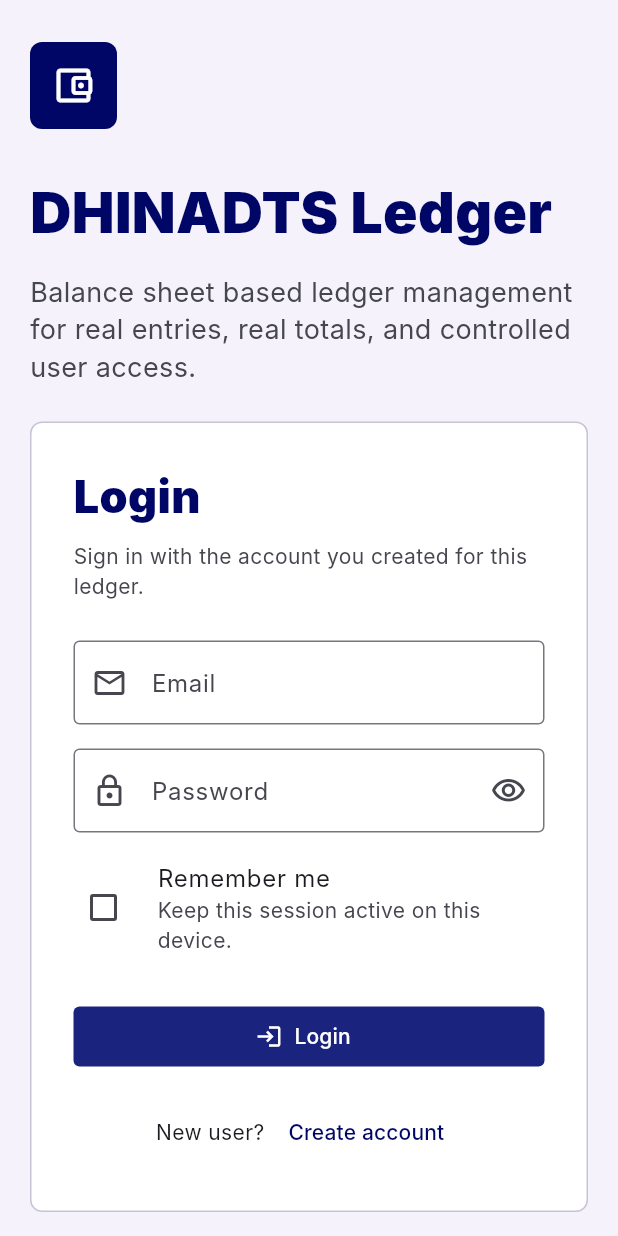
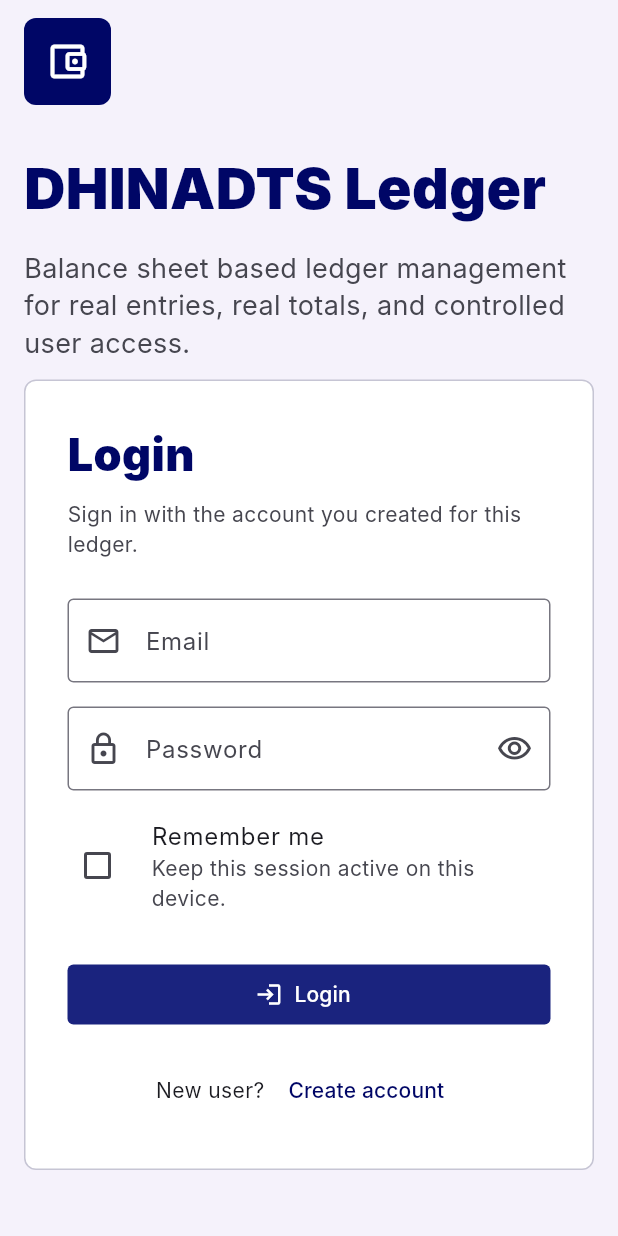
Before and after one commit to dhinadts/products, a Flutter app: the screen it shows after launch, on a phone screen of 412 x 824 dp. Run offline on Flutter 3.47's test engine with Material 3 defaults, Android fonts, the phone set to English and light mode, and no system bars; our stand-ins replace equatable, fl_chart, flutter_bloc, go_router, shared_preferences; missing offline and left inert: dart:html; Roboto replaces fonts that are missing (Inter).

Commit message:
Seconsd increased

```diff
--- a/Ledger/frontend/lib/pages/login_screen.dart
+++ b/Ledger/frontend/lib/pages/login_screen.dart
@@ -280,28 +280,48 @@ class _AuthScaffold extends StatelessWidget {
   Widget build(BuildContext context) {
     final isDark = Theme.of(context).brightness == Brightness.dark;
     final primary = Theme.of(context).colorScheme.primary;
-    final width = MediaQuery.sizeOf(context).width;
-    final compact = width < 840;
+    final size = MediaQuery.sizeOf(context);
+    final compact = size.width < 840;
 
     return Scaffold(
+      resizeToAvoidBottomInset: false,
       backgroundColor:
           isDark ? const Color(0xFF0F172A) : const Color(0xFFF5F2FB),
       body: SafeArea(
-        child: Center(
-          child: SingleChildScrollView(
-            padding: EdgeInsets.symmetric(
-              horizontal: compact ? 20 : 48,
-              vertical: 28,
-            ),
+        child: Padding(
+          padding: EdgeInsets.symmetric(
+            horizontal: compact ? 16 : 48,
+            vertical: compact ? 12 : 28,
+          ),
+          child: Center(
             child: ConstrainedBox(
               constraints: const BoxConstraints(maxWidth: 1080),
               child: compact
                   ? Column(
-                      crossAxisAlignment: CrossAxisAlignment.stretch,
                       children: [
-                        _BrandPanel(primary: primary),
-                        const SizedBox(height: 24),
-                        child,
+                        Flexible(
+                          flex: 3,
+                          child: FittedBox(
+                            fit: BoxFit.scaleDown,
+                            alignment: Alignment.center,
+                            child: SizedBox(
+                              width: size.width - 32,
+                              child: _BrandPanel(primary: primary),
+                            ),
+                          ),
+                        ),
+                        const SizedBox(height: 12),
+                        Flexible(
+                          flex: 7,
+                          child: FittedBox(
+                            fit: BoxFit.scaleDown,
+                            alignment: Alignment.topCenter,
+                            child: SizedBox(
+                              width: size.width - 32,
+                              child: child,
+                            ),
+                          ),
+                        ),
                       ],
                     )
                   : Row(
--- a/Ledger/frontend/lib/services/backend_api.dart
+++ b/Ledger/frontend/lib/services/backend_api.dart
@@ -201,7 +201,7 @@ class BackendApi {
     try {
       response = await _client
           .get(uri, headers: _headers())
-          .timeout(const Duration(seconds: 30));
+          .timeout(const Duration(seconds: 60));
     } on TimeoutException {
       throw BackendApiException(_connectionErrorMessage);
     } on http.ClientException {
@@ -231,22 +231,22 @@ class BackendApi {
         case 'POST':
           response = await _client
               .post(uri, headers: headers, body: payload)
-              .timeout(const Duration(seconds: 5));
+              .timeout(const Duration(seconds: 60));
           break;
         case 'PUT':
           response = await _client
               .put(uri, headers: headers, body: payload)
-              .timeout(const Duration(seconds: 5));
+              .timeout(const Duration(seconds: 60));
           break;
         case 'PATCH':
           response = await _client
               .patch(uri, headers: headers, body: payload)
-              .timeout(const Duration(seconds: 5));
+              .timeout(const Duration(seconds: 60));
           break;
         case 'DELETE':
           response = await _client
               .delete(uri, headers: headers)
-              .timeout(const Duration(seconds: 5));
+              .timeout(const Duration(seconds: 60));
           break;
         default:
           throw const BackendApiException('Unsupported request method');
```
